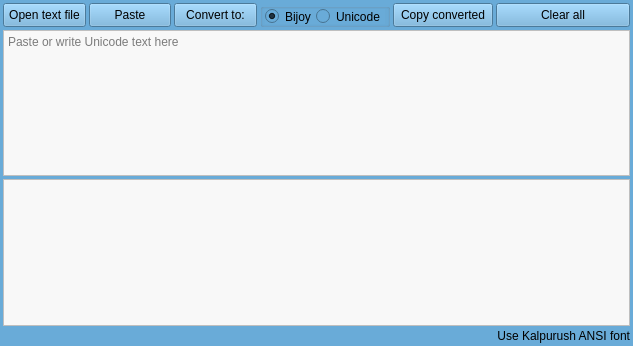
Old version of the form Uis/ConGui.ui in the repository nabil-bot/kontho-2023.
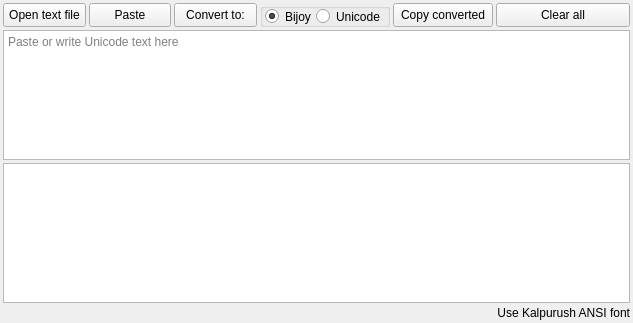
New version of the form. Icons and pictures are not drawn.

The edit to the form file:
```diff
--- a/Uis/ConGui.ui
+++ b/Uis/ConGui.ui
@@ -7,7 +7,7 @@
     <x>0</x>
     <y>0</y>
     <width>633</width>
-    <height>346</height>
+    <height>323</height>
    </rect>
   </property>
   <property name="windowTitle">
@@ -18,7 +18,48 @@
     <normaloff>../NMs Keybord/Imgs/Converter logo for main.png</normaloff>../NMs Keybord/Imgs/Converter logo for main.png</iconset>
   </property>
   <property name="styleSheet">
-   <string notr="true">background-color: rgb(105, 171, 216);
+   <string notr="true">QWidget{
+  background-color: rgb(105, 171, 216);
+}
+QPushButton {
+    border: 1px solid rgb(255, 255, 255);
+    border-radius: 5px;
+    color: #ffffff;
+    font-size: 12px;
+    padding:2px;
+    background-color: QLinearGradient( x1: 0, y1: 0, x2: 0, y2: 1, stop: 0 #3498db, stop: 1 #2980b9);
+}
+QPushButton:hover {
+    background-color: QLinearGradient( x1: 0, y1: 0, x2: 0, y2: 1, stop: 0 #3cb0fd, stop: 1 #3498db);
+}
+QPushButton:pressed {
+    background-color: QLinearGradient( x1: 0, y1: 0, x2: 0, y2: 1, stop: 0 #000000, stop: 1 #2980b9);
+}
+QTextEdit{
+	font: 13pt  &quot;./Fonts/Kalpurush&quot; , &quot;Kalpurush&quot; ;
+	background-color: rgb(248, 248, 248);
+}
+
+
+QPushButton{
+ padding-top:2px;
+	font: 10pt &quot;MS Shell Dlg 2l&quot;;
+background-color:qlineargradient(spread:pad, x1:1, y1:0, x2:1, y2:1, stop:0 rgba(0, 244, 255, 255), stop:1 rgba(3, 115, 255, 255));
+
+border:1px solid rgb(253, 254, 254);
+	color: rgb(255, 255, 255);
+border-radius:2px;
+}
+QPushButton:hover{
+color: qlineargradient(spread:pad, x1:0, y1:0, x2:1, y2:1, stop:0 rgba(63, 63, 63, 255), stop:1 rgba(33, 33, 33, 255));
+ background-color: qlineargradient(spread:pad, x1:0.505636, y1:0.221, x2:0.431818, y2:1, stop:0 rgba(89, 255, 255, 255), stop:1 rgba(60, 138, 255, 255));
+
+}
+QPushButton:pressed{
+background-color: qlineargradient(spread:pad, x1:0.767, y1:1, x2:1, y2:0, stop:0 rgba(0, 244, 255, 255), stop:1 rgba(3, 115, 255, 255));&quot;
+}
+
+
 </string>
   </property>
   <layout class="QGridLayout" name="gridLayout">
@@ -271,11 +312,7 @@
       <bool>false</bool>
      </property>
      <property name="styleSheet">
-      <string notr="true">QTextEdit{
-	background-color: rgb(248, 248, 248);
-	font: 14pt  &quot;Kalpurush ANSI&quot; ;
-}
-</string>
+      <string notr="true"/>
      </property>
      <property name="acceptRichText">
       <bool>true</bool>
@@ -300,11 +337,7 @@
       <cursorShape>IBeamCursor</cursorShape>
      </property>
      <property name="styleSheet">
-      <string notr="true">QTextEdit{
-	font: 13pt  &quot;./Fonts/Kalpurush&quot; , &quot;Kalpurush&quot; ;
-	background-color: rgb(248, 248, 248);
-}
-</string>
+      <string notr="true"/>
      </property>
      <property name="acceptRichText">
       <bool>false</bool>
@@ -361,6 +394,30 @@
         <property name="toolTip">
          <string>&lt;html&gt;&lt;head/&gt;&lt;body&gt;&lt;p&gt;Unicode to Bijoy&lt;/p&gt;&lt;/body&gt;&lt;/html&gt;</string>
         </property>
+        <property name="styleSheet">
+         <string notr="true">QCheckBox {
+  background: transparent;
+  border: 2px solid black;
+  border-radius: 5px;
+}
+
+QCheckBox:hover {
+  background: rgba(0, 0, 0, 255);
+  border: 2px solid rgba(0, 0, 0, 255);
+  border-radius: 5px;
+}
+
+QCheckBox::indicator {
+  width: 20px;
+  height: 20px;
+  border-radius: 5px;
+  background: white;
+}
+
+QCheckBox::indicator:unchecked {
+  image: url(:/images/checkmark_unchecked.png);
+}</string>
+        </property>
         <property name="text">
          <string>Bijoy</string>
         </property>
```
Left out of the diff: 105 changed lines with no effect on the pictures.
